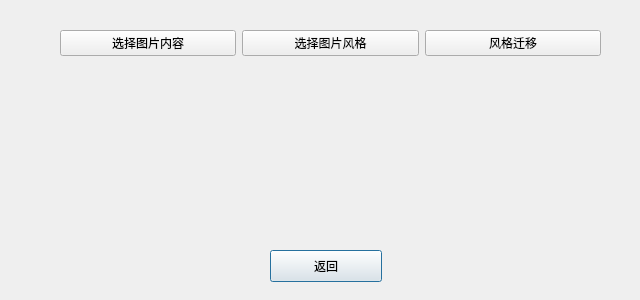
First picture: the form in gui/image_transfer.ui, repository ZYFZYF/Image-Style-Transfer, before the edit.
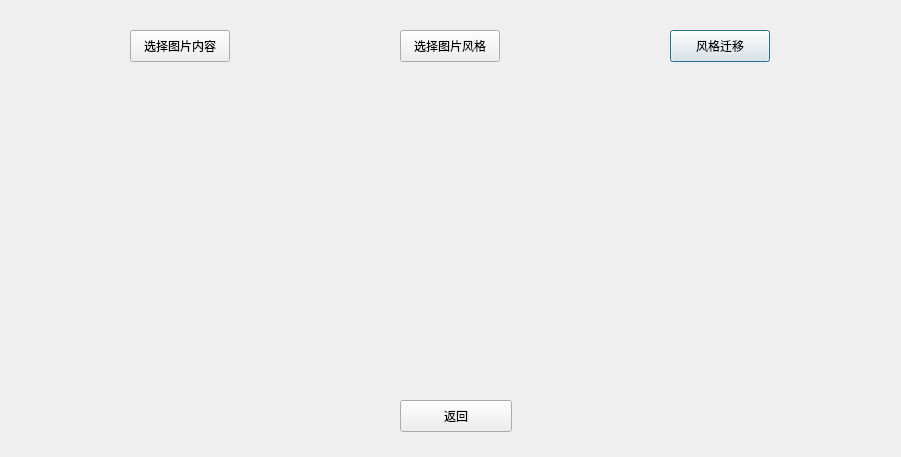
Second picture: the form after the edit.

Commit message: 增加从文件夹选择图片并显示

What changed in the file:
```diff
--- a/gui/image_transfer.ui
+++ b/gui/image_transfer.ui
@@ -6,8 +6,8 @@
    <rect>
     <x>0</x>
     <y>0</y>
-    <width>640</width>
-    <height>300</height>
+    <width>901</width>
+    <height>457</height>
    </rect>
   </property>
   <property name="windowTitle">
@@ -16,83 +16,83 @@
   <widget class="QWidget" name="horizontalLayoutWidget">
    <property name="geometry">
     <rect>
-     <x>60</x>
-     <y>30</y>
-     <width>541</width>
-     <height>211</height>
+     <x>40</x>
+     <y>70</y>
+     <width>826</width>
+     <height>311</height>
     </rect>
    </property>
    <layout class="QHBoxLayout" name="horizontalLayout" stretch="0,0,0">
+    <property name="spacing">
+     <number>-1</number>
+    </property>
+    <property name="sizeConstraint">
+     <enum>QLayout::SetDefaultConstraint</enum>
+    </property>
     <item>
-     <layout class="QVBoxLayout" name="verticalLayout">
-      <item>
-       <widget class="QPushButton" name="pushButton">
-        <property name="text">
-         <string>选择图片内容</string>
-        </property>
-       </widget>
-      </item>
-      <item>
-       <widget class="QLabel" name="content_image">
-        <property name="text">
-         <string/>
-        </property>
-       </widget>
-      </item>
-     </layout>
+     <widget class="QLabel" name="content_image">
+      <property name="minimumSize">
+       <size>
+        <width>256</width>
+        <height>256</height>
+       </size>
+      </property>
+      <property name="maximumSize">
+       <size>
+        <width>256</width>
+        <height>256</height>
+       </size>
+      </property>
+      <property name="text">
+       <string/>
+      </property>
+     </widget>
     </item>
     <item>
-     <layout class="QVBoxLayout" name="verticalLayout_7">
-      <item>
-       <widget class="QPushButton" name="pushButton_6">
-        <property name="text">
-         <string>选择图片风格</string>
-        </property>
-       </widget>
-      </item>
-      <item>
-       <widget class="QLabel" name="style_image">
-        <property name="text">
-         <string/>
-        </property>
-       </widget>
-      </item>
-     </layout>
+     <widget class="QLabel" name="style_image">
+      <property name="minimumSize">
+       <size>
+        <width>256</width>
+        <height>256</height>
+       </size>
+      </property>
+      <property name="maximumSize">
+       <size>
+        <width>256</width>
+        <height>256</height>
+       </size>
+      </property>
+      <property name="text">
+       <string/>
+      </property>
+     </widget>
     </item>
     <item>
-     <layout class="QVBoxLayout" name="verticalLayout_3">
-      <item>
-       <widget class="QPushButton" name="pushButton_2">
-        <property name="text">
-         <string>风格迁移</string>
-        </property>
-        <property name="autoDefault">
-         <bool>false</bool>
-        </property>
-        <property name="default">
-         <bool>true</bool>
-        </property>
-        <property name="flat">
-         <bool>false</bool>
-        </property>
-       </widget>
-      </item>
-      <item>
-       <widget class="QLabel" name="transfer_image">
-        <property name="text">
-         <string/>
-        </property>
-       </widget>
-      </item>
-     </layout>
+     <widget class="QLabel" name="transfer_image">
+      <property name="minimumSize">
+       <size>
+        <width>256</width>
+        <height>256</height>
+       </size>
+      </property>
+      <property name="maximumSize">
+       <size>
+        <width>256</width>
+        <height>256</height>
+       </size>
+      </property>
+      <property name="text">
+       <string/>
+      </property>
+     </widget>
     </item>
    </layout>
   </widget>
   <widget class="QPushButton" name="cancel">
    <property name="geometry">
     <rect>
-     <x>270</x>
-     <y>250</y>
+     <x>400</x>
+     <y>400</y>
      <width>112</width>
      <height>32</height>
     </rect>
@@ -107,6 +107,90 @@
     <bool>true</bool>
    </property>
   </widget>
+  <widget class="QPushButton" name="select_content">
+   <property name="geometry">
+    <rect>
+     <x>130</x>
+     <y>30</y>
+     <width>100</width>
+     <height>32</height>
+    </rect>
+   </property>
+   <property name="minimumSize">
+    <size>
+     <width>100</width>
+     <height>0</height>
+    </size>
+   </property>
+   <property name="maximumSize">
+    <size>
+     <width>16777215</width>
+     <height>16777215</height>
+    </size>
+   </property>
+   <property name="text">
+    <string>选择图片内容</string>
+   </property>
+  </widget>
+  <widget class="QPushButton" name="select_style">
+   <property name="geometry">
+    <rect>
+     <x>400</x>
+     <y>30</y>
+     <width>100</width>
+     <height>32</height>
+    </rect>
+   </property>
+   <property name="minimumSize">
+    <size>
+     <width>100</width>
+     <height>0</height>
+    </size>
+   </property>
+   <property name="maximumSize">
+    <size>
+     <width>16777215</width>
+     <height>16777215</height>
+    </size>
+   </property>
+   <property name="text">
+    <string>选择图片风格</string>
+   </property>
+  </widget>
+  <widget class="QPushButton" name="transfer">
+   <property name="geometry">
+    <rect>
+     <x>670</x>
+     <y>30</y>
+     <width>100</width>
+     <height>32</height>
+    </rect>
+   </property>
+   <property name="minimumSize">
+    <size>
+     <width>100</width>
+     <height>0</height>
+    </size>
+   </property>
+   <property name="maximumSize">
+    <size>
+     <width>16777215</width>
+     <height>16777215</height>
+    </size>
+   </property>
+   <property name="text">
+    <string>风格迁移</string>
+   </property>
+   <property name="autoDefault">
+    <bool>false</bool>
+   </property>
+   <property name="default">
+    <bool>true</bool>
+   </property>
+   <property name="flat">
+    <bool>false</bool>
+   </property>
+  </widget>
  </widget>
  <resources/>
  <connections/>
```
The commit also changes 5 other files.
